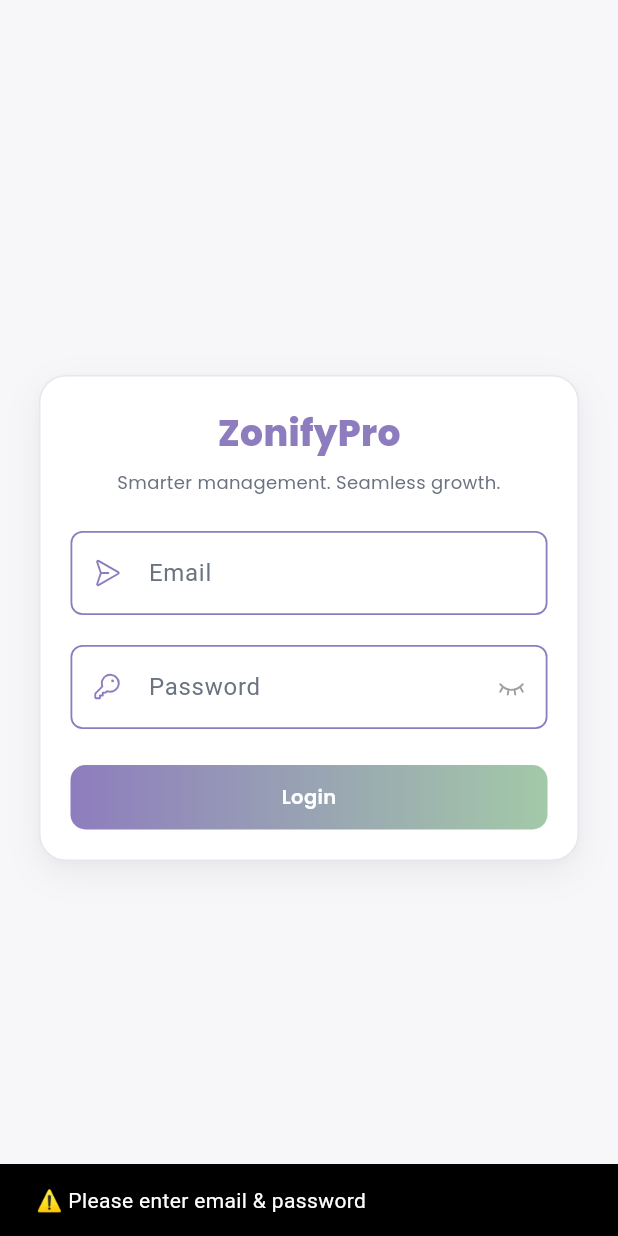
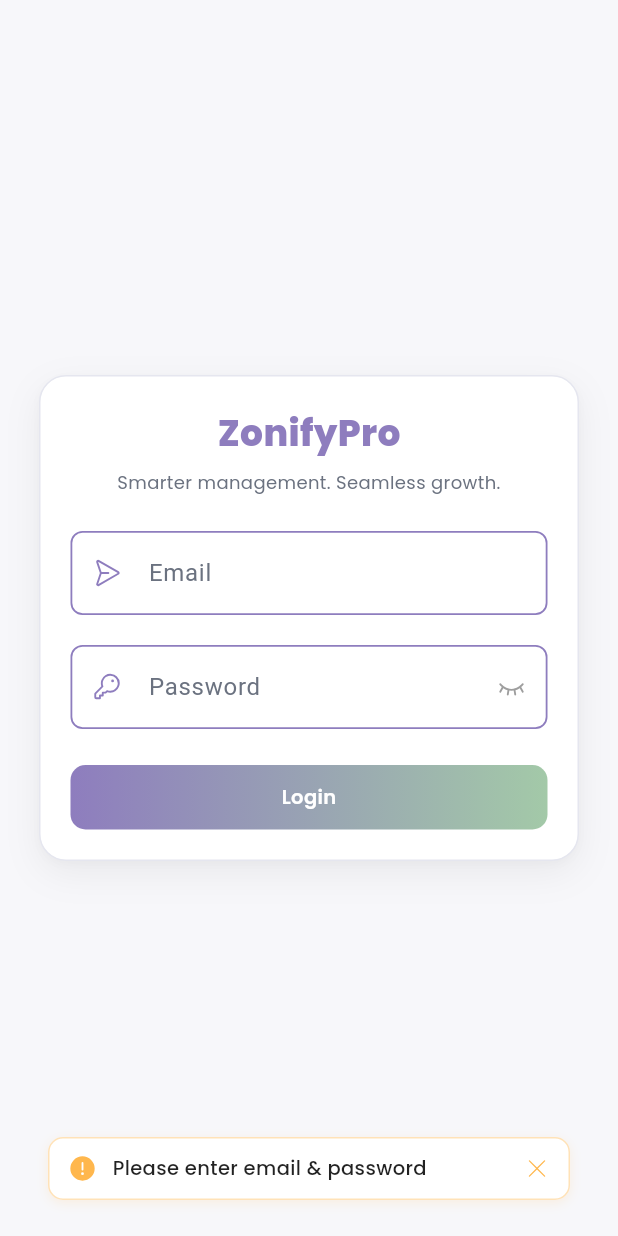
Before and after one commit to AbdulHaseeb4/ZonifyProApplication, a Flutter app: the screen it shows after launch, after a tap on "Login", on a phone screen of 412 x 824 dp. Run offline on Flutter 3.47's test engine with Material 3 defaults, Android fonts, the phone set to English and light mode, and no system bars; our stand-ins replace cloud_firestore, dotted_border, dropdown_button2, firebase_auth, firebase_core, flutter_riverpod and 4 more; accounts and stored records are empty.

Commit message:
custom snack bar

```diff
--- /dev/null
+++ b/lib/core/custom_snackbar.dart
@@ -0,0 +1,92 @@
+import 'package:flutter/material.dart';
+import 'package:google_fonts/google_fonts.dart';
+import 'package:phosphor_flutter/phosphor_flutter.dart';
+
+enum SnackBarType { success, error, warning, info }
+
+class CustomSnackBar {
+  static void show(
+    BuildContext context, {
+    required String message,
+    SnackBarType type = SnackBarType.info,
+  }) {
+    Color accent;
+    IconData icon;
+
+    switch (type) {
+      case SnackBarType.success:
+        accent = const Color(0xFF4CAF50); // soft green
+        icon = PhosphorIconsFill.checkCircle;
+        break;
+      case SnackBarType.error:
+        accent = const Color(0xFFE57373); // soft red
+        icon = PhosphorIconsFill.xCircle;
+        break;
+      case SnackBarType.warning:
+        accent = const Color(0xFFFFB74D); // amber
+        icon = PhosphorIconsFill.warningCircle;
+        break;
+      case SnackBarType.info:
+        accent = const Color(0xFF64B5F6); // light blue
+        icon = PhosphorIconsFill.info;
+        break;
+    }
+
+    final snackBar = SnackBar(
+      elevation: 0,
+      behavior: SnackBarBehavior.floating,
+      backgroundColor: Colors.transparent,
+      margin: const EdgeInsets.symmetric(horizontal: 16, vertical: 10),
+      duration: const Duration(seconds: 5),
+      content: Container(
+        padding: const EdgeInsets.symmetric(
+          horizontal: 12,
+          vertical: 10,
+        ), // slim
+        decoration: BoxDecoration(
+          color: Colors.white,
+          borderRadius: BorderRadius.circular(10),
+          border: Border.all(
+            color: accent.withValues(alpha: 0.4), // ✅ new API
+            width: 1,
+          ),
+          boxShadow: [
+            BoxShadow(
+              color: accent.withValues(alpha: 0.15), // ✅ new API
+              blurRadius: 6,
+              offset: const Offset(0, 2),
+            ),
+          ],
+        ),
+        child: Row(
+          children: [
+            Icon(icon, color: accent, size: 20),
+            const SizedBox(width: 10),
+
+            // Message
+            Expanded(
+              child: Text(
+                message,
+                style: GoogleFonts.poppins(
+                  fontSize: 13,
+                  fontWeight: FontWeight.w500,
+                  color: Colors.black87,
+                ),
+              ),
+            ),
+
+            // Close Button
+            GestureDetector(
+              onTap: () {
+                ScaffoldMessenger.of(context).hideCurrentSnackBar();
+              },
+              child: Icon(PhosphorIconsLight.x, size: 18, color: accent),
+            ),
+          ],
+        ),
+      ),
+    );
+
+    ScaffoldMessenger.of(context).showSnackBar(snackBar);
+  }
+}
--- a/lib/main.dart
+++ b/lib/main.dart
@@ -19,7 +19,6 @@ Future<void> main() async {
   runApp(const ProviderScope(child: AppEntry()));
 }
 
-/// 🔹 AppEntry → pehle Splash dikhata hai (sirf ek dafa app start hone par)
 class AppEntry extends StatefulWidget {
   const AppEntry({super.key});
 
@@ -33,8 +32,7 @@ class _AppEntryState extends State<AppEntry> {
   @override
   void initState() {
     super.initState();
-    // 2s ke liye splash dikhana
-    Future.delayed(const Duration(seconds: 2), () {
+    Future.delayed(const Duration(seconds: 3), () {
       if (mounted) setState(() => _showSplash = false);
     });
   }
@@ -48,7 +46,7 @@ class _AppEntryState extends State<AppEntry> {
       );
     }
 
-    return const ZonifyProApp(); // ⬅️ sirf ek hi ProviderScope upar hai
+    return const ZonifyProApp();
   }
 }
 
--- a/lib/screens/auth/login/login_screen.dart
+++ b/lib/screens/auth/login/login_screen.dart
@@ -1,9 +1,9 @@
 import 'package:flutter/material.dart';
 import 'package:flutter_riverpod/flutter_riverpod.dart';
 import 'package:google_fonts/google_fonts.dart';
-import 'package:phosphor_flutter/phosphor_flutter.dart'; // ✅ add this
+import 'package:phosphor_flutter/phosphor_flutter.dart';
+import 'package:zonifypro/core/custom_snackbar.dart';
 import '../../../core/theme.dart';
-import '../../../main.dart'; // rootScaffoldMessengerKey
 import '../../../providers/auth_provider.dart';
 
 class LoginScreen extends ConsumerStatefulWidget {
@@ -25,8 +25,10 @@ class _LoginScreenState extends ConsumerState<LoginScreen> {
     final password = passwordController.text.trim();
 
     if (email.isEmpty || password.isEmpty) {
-      rootScaffoldMessengerKey.currentState?.showSnackBar(
-        const SnackBar(content: Text("⚠️ Please enter email & password")),
+      CustomSnackBar.show(
+        context,
+        message: "Please enter email & password",
+        type: SnackBarType.warning,
       );
       return;
     }
@@ -37,19 +39,35 @@ class _LoginScreenState extends ConsumerState<LoginScreen> {
       final loginAction = ref.read(loginProvider);
       await loginAction(email, password);
 
-      rootScaffoldMessengerKey.currentState?.showSnackBar(
-        const SnackBar(
-          content: Text("✅ Login Successful"),
-          backgroundColor: Colors.green,
-        ),
+      // ✅ Success snackbar
+      CustomSnackBar.show(
+        context,
+        message: "Login Successful 🎉",
+        type: SnackBarType.success,
       );
-      // Redirect handled by routerProvider
-    } catch (e) {
-      rootScaffoldMessengerKey.currentState?.showSnackBar(
-        SnackBar(
-          content: Text("❌ Login Failed: $e"),
-          backgroundColor: AppTheme.peach,
-        ),
+    } on Exception catch (e) {
+      String errorMessage = "Login Failed";
+
+      // 🔥 Firebase specific error handling
+      if (e.toString().contains("user-not-found")) {
+        errorMessage = "No account found for this email";
+      } else if (e.toString().contains("wrong-password")) {
+        errorMessage = "Incorrect password";
+      } else if (e.toString().contains("invalid-email")) {
+        errorMessage = "Invalid email address";
+      } else if (e.toString().contains("network-request-failed")) {
+        errorMessage = "No internet connection";
+      } else if (e.toString().contains("too-many-requests")) {
+        errorMessage = "Too many attempts. Please try again later";
+      } else {
+        errorMessage = e.toString();
+      }
+
+      // ❌ Custom error snackbar
+      CustomSnackBar.show(
+        context,
+        message: errorMessage,
+        type: SnackBarType.error,
       );
     } finally {
       setState(() => _isLoading = false);
```
